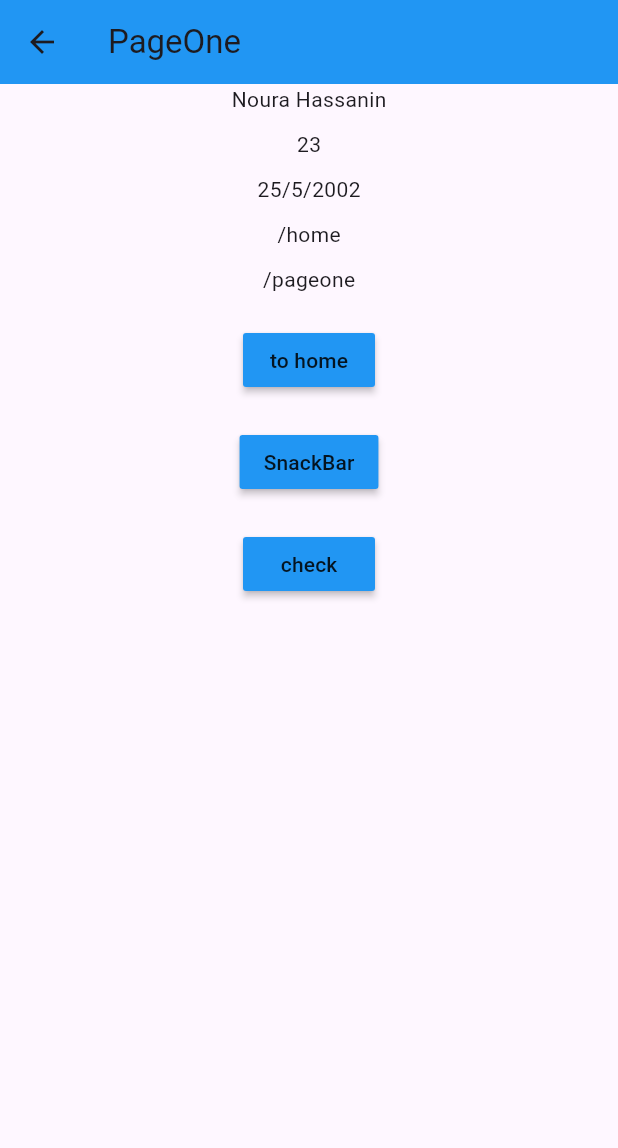
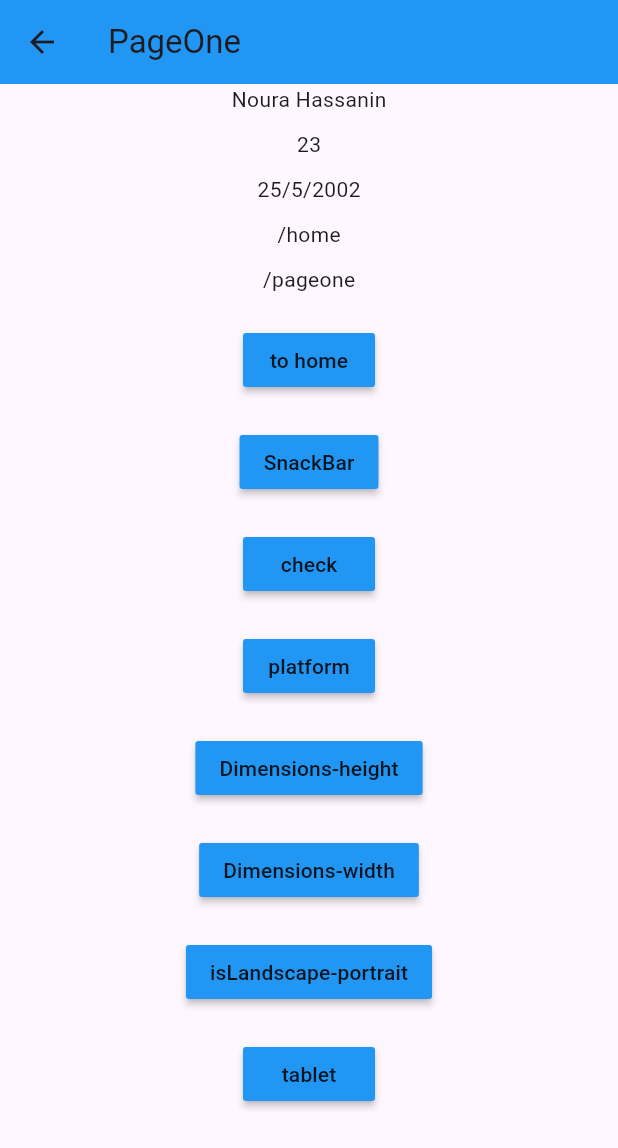
Before and after one commit to NouraSharif/GetX, a Flutter app: the screen it shows after launch, after a tap on "to pageone", on a phone screen of 412 x 824 dp. Shown: the top 1148 px of the screen. Run offline on Flutter 3.47's test engine with Material 3 defaults, Android fonts, the phone set to English and light mode, and no system bars; our stand-ins replace get.

Commit message:
Getx Features part 2

```diff
--- a/lib/view/pageone.dart
+++ b/lib/view/pageone.dart
@@ -53,6 +53,52 @@ class PageOne extends StatelessWidget {
               },
               child: Text("check"),
             ),
+
+            //الخاصية الخامسة
+            SizedBox(height: 20),
+            MaterialButton(
+              color: Colors.blue,
+              onPressed: () {
+                print(GetPlatform.isDesktop);
+              },
+              child: Text("platform"), //true==emulator(chroom)
+            ),
+            //الخاصية السادسة
+            SizedBox(height: 20),
+            MaterialButton(
+              color: Colors.blue,
+              onPressed: () {
+                print(Get.height);
+              },
+              child: Text("Dimensions-height"),
+            ),
+            SizedBox(height: 20),
+            MaterialButton(
+              color: Colors.blue,
+              onPressed: () {
+                print(Get.width);
+              },
+              child: Text("Dimensions-width"),
+            ),
+            //الخاصية السابعة
+            SizedBox(height: 20),
+            MaterialButton(
+              color: Colors.blue,
+              onPressed: () {
+                print(context.isLandscape); //false :الوضع الافقي
+                //isportrait ==true لانه الكروم ع الاغلب دائما في الوضع الطولي
+              },
+              child: Text("isLandscape-portrait"),
+            ),
+            //الخاصية الثامنة
+            SizedBox(height: 20),
+            MaterialButton(
+              color: Colors.blue,
+              onPressed: () {
+                print(context.isLargeTablet); //false ==هو مش تابلت اساسا
+              },
+              child: Text("tablet"),
+            ),
           ],
         ),
       ),
```
